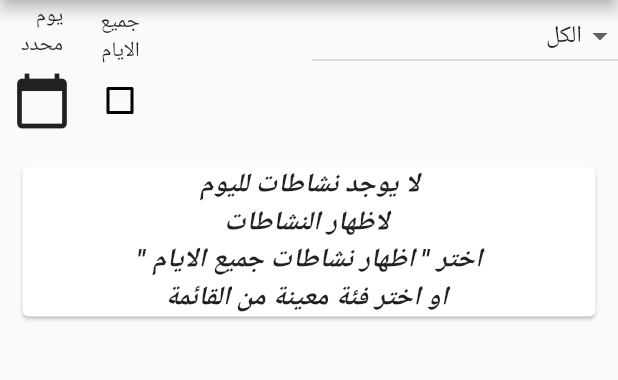
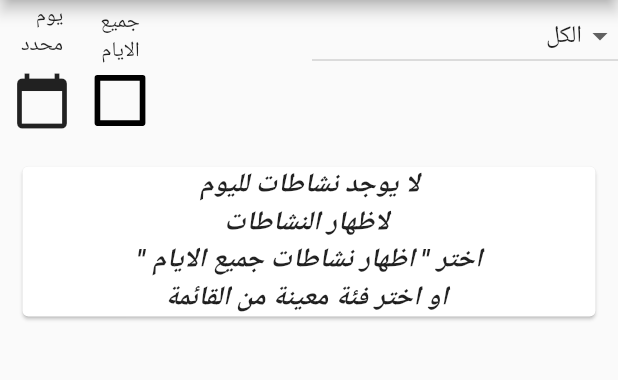
Before and after one commit to AbdallahDev/events_flutter, a Flutter app: the screen it shows after launch, on a phone screen of 412 x 824 dp, the part 84-464 px from its top. Run offline on Flutter 3.47's test engine with Material 2 defaults, Android fonts, the phone set to English and light mode, and no system bars; our stand-ins replace device_info, firebase_messaging, flutter_local_notifications; missing offline and left inert: date_range_picker; accounts and stored records are empty; network calls fail.

Commit message:
Iv'e placed the checkbox inside a Transform widget to scale it to a bigger size.

```diff
--- a/lib/ui/home.dart
+++ b/lib/ui/home.dart
@@ -307,7 +307,9 @@ class _HomeState extends State<Home> {
                           "جميع\nالايام",
                           textDirection: _rtlTextDirection,
                         ),
-                        Checkbox(
+                        Transform.scale(
+                          scale: 1.88,
+                          child: Checkbox(
                             activeColor: Color.fromRGBO(196, 0, 0, 1),
                             onChanged: (bool value) {
                               setState(() {
@@ -323,6 +325,7 @@ class _HomeState extends State<Home> {
                               });
                             },
                             value: _showAllEvents,
+                          ),
                         ),
                       ],
                     ),
@@ -371,7 +374,6 @@ class _HomeState extends State<Home> {
                 ],),
               ],
             ),
-
             Flexible(
               child: ListView.builder(
                   padding: EdgeInsets.all(11),
```
Lines whose indentation alone changed are shown as unchanged.
